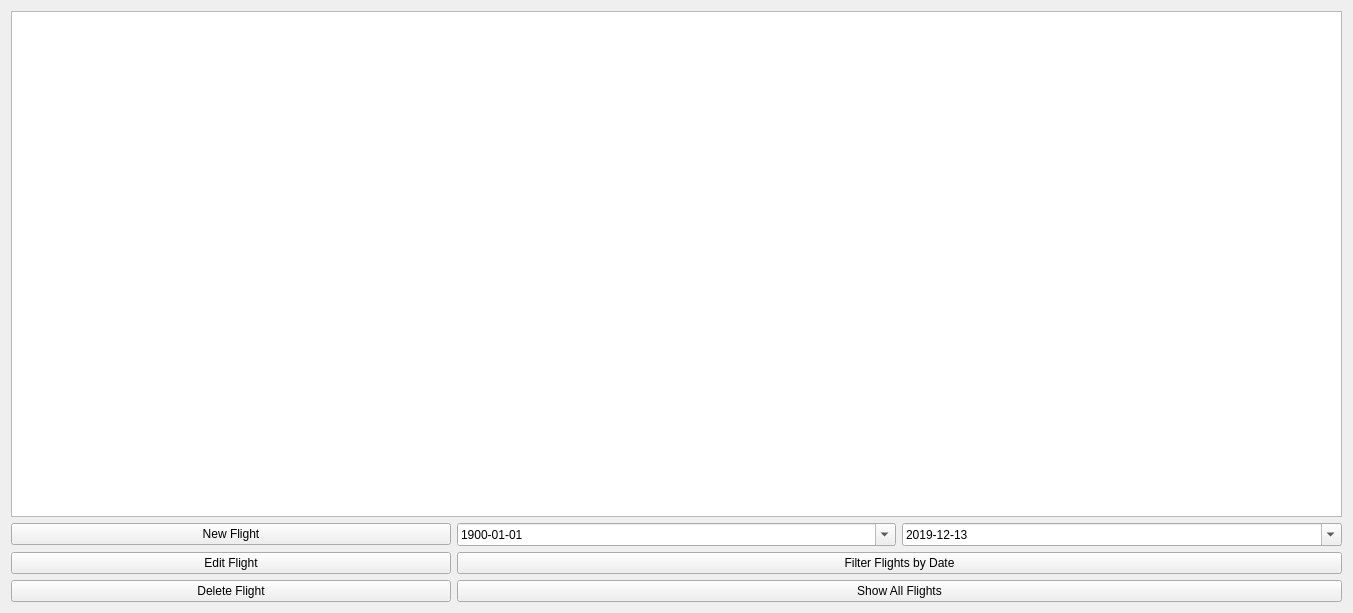
The window that src/gui/widgets/logbookwidget.ui (fiffty-50/openPilotLog) describes before a commit, drawn with Qt 5.
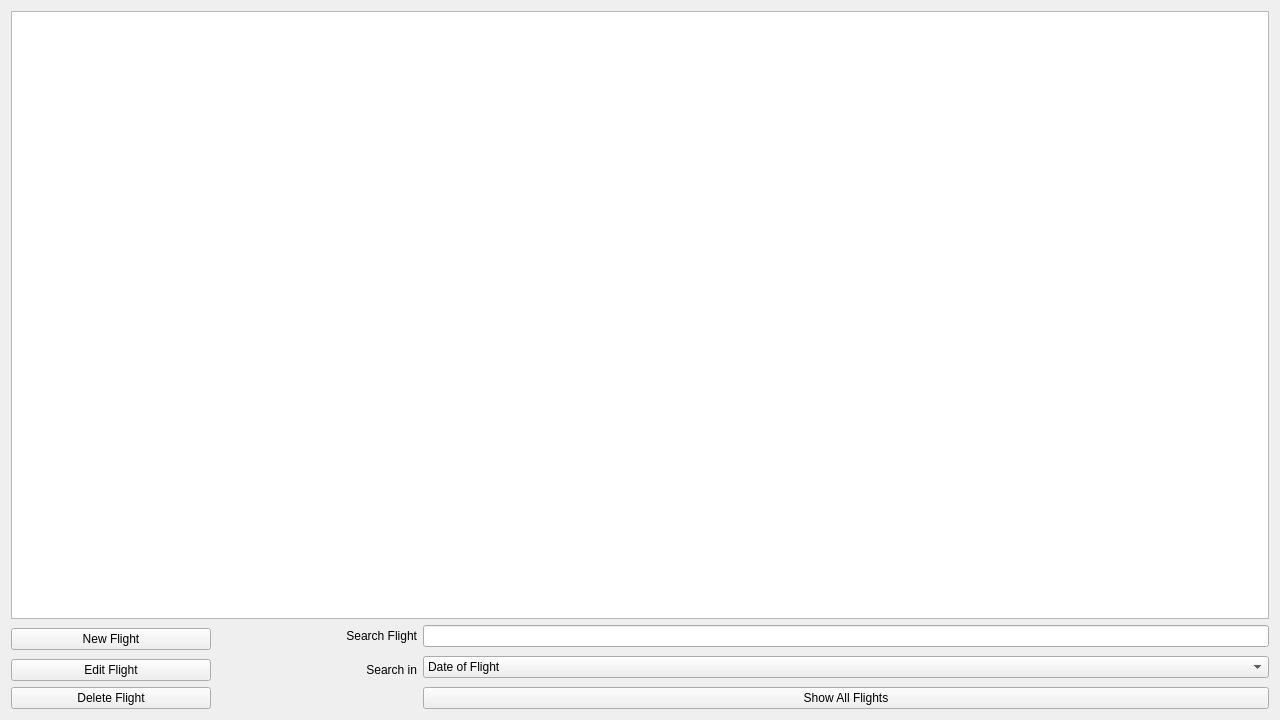
The same window after the commit.

Commit message:
Started Refactoring of Logbookwidget
changed UI of LogbookWidget, added more powerful filter options (yet to be implemented) and streamlined setup and use of model and view.

```diff
--- a/src/gui/widgets/logbookwidget.ui
+++ b/src/gui/widgets/logbookwidget.ui
@@ -6,95 +6,14 @@
    <rect>
     <x>0</x>
     <y>0</y>
-    <width>1353</width>
-    <height>613</height>
+    <width>1280</width>
+    <height>720</height>
    </rect>
   </property>
   <property name="windowTitle">
    <string>Form</string>
   </property>
   <layout class="QGridLayout" name="gridLayout">
-   <item row="2" column="0">
-    <widget class="QPushButton" name="editFlightButton">
-     <property name="text">
-      <string>Edit Flight</string>
-     </property>
-    </widget>
-   </item>
-   <item row="3" column="0">
-    <widget class="QPushButton" name="deleteFlightPushButton">
-     <property name="text">
-      <string>Delete Flight</string>
-     </property>
-    </widget>
-   </item>
-   <item row="1" column="1">
-    <widget class="QDateEdit" name="filterDateEdit">
-     <property name="dateTime">
-      <datetime>
-       <hour>23</hour>
-       <minute>0</minute>
-       <second>0</second>
-       <year>1900</year>
-       <month>1</month>
-       <day>1</day>
-      </datetime>
-     </property>
-     <property name="displayFormat">
-      <string>yyyy-MM-dd</string>
-     </property>
-     <property name="calendarPopup">
-      <bool>true</bool>
-     </property>
-     <property name="timeSpec">
-      <enum>Qt::UTC</enum>
-     </property>
-     <property name="date">
-      <date>
-       <year>1900</year>
-       <month>1</month>
-       <day>1</day>
-      </date>
-     </property>
-    </widget>
-   </item>
-   <item row="1" column="2">
-    <widget class="QDateEdit" name="filterDateEdit_2">
-     <property name="dateTime">
-      <datetime>
-       <hour>23</hour>
-       <minute>0</minute>
-       <second>0</second>
-       <year>2019</year>
-       <month>12</month>
-       <day>13</day>
-      </datetime>
-     </property>
-     <property name="displayFormat">
-      <string>yyyy-MM-dd</string>
-     </property>
-     <property name="calendarPopup">
-      <bool>true</bool>
-     </property>
-     <property name="timeSpec">
-      <enum>Qt::UTC</enum>
-     </property>
-    </widget>
-   </item>
-   <item row="2" column="1" colspan="2">
-    <widget class="QPushButton" name="filterFlightsByDateButton">
-     <property name="text">
-      <string>Filter Flights by Date</string>
-     </property>
-    </widget>
-   </item>
-   <item row="1" column="0">
-    <widget class="QPushButton" name="newFlightButton">
-     <property name="text">
-      <string>New Flight</string>
-     </property>
-    </widget>
-   </item>
    <item row="0" column="0" colspan="3">
     <widget class="QTableView" name="tableView">
      <property name="font">
@@ -113,7 +32,130 @@
      </property>
     </widget>
    </item>
-   <item row="3" column="1" colspan="2">
+   <item row="1" column="0" rowspan="2">
+    <widget class="QPushButton" name="newFlightButton">
+     <property name="minimumSize">
+      <size>
+       <width>200</width>
+       <height>0</height>
+      </size>
+     </property>
+     <property name="text">
+      <string>New Flight</string>
+     </property>
+    </widget>
+   </item>
+   <item row="1" column="1">
+    <widget class="QLabel" name="flightSearchLabel">
+     <property name="minimumSize">
+      <size>
+       <width>200</width>
+       <height>0</height>
+      </size>
+     </property>
+     <property name="text">
+      <string>Search Flight</string>
+     </property>
+     <property name="alignment">
+      <set>Qt::AlignRight|Qt::AlignTrailing|Qt::AlignVCenter</set>
+     </property>
+    </widget>
+   </item>
+   <item row="1" column="2">
+    <widget class="QLineEdit" name="flightSearchLlineEdit">
+     <property name="whatsThis">
+      <string>&lt;html&gt;&lt;head/&gt;&lt;body&gt;&lt;p&gt;Enter the searchterm you want to filter your flights by.&lt;/p&gt;&lt;p&gt;For dates, make sure to use the format YYYY-MM-DD&lt;/p&gt;&lt;/body&gt;&lt;/html&gt;</string>
+     </property>
+    </widget>
+   </item>
+   <item row="2" column="2" rowspan="2">
+    <widget class="QComboBox" name="flightSearchComboBox">
+     <item>
+      <property name="text">
+       <string>Date of Flight</string>
+      </property>
+     </item>
+     <item>
+      <property name="text">
+       <string>Departure Airport</string>
+      </property>
+     </item>
+     <item>
+      <property name="text">
+       <string>Destination Airport</string>
+      </property>
+     </item>
+     <item>
+      <property name="text">
+       <string>Aircraft Registration</string>
+      </property>
+     </item>
+     <item>
+      <property name="text">
+       <string>Pilot Name</string>
+      </property>
+     </item>
+    </widget>
+   </item>
+   <item row="3" column="0">
+    <widget class="QPushButton" name="editFlightButton">
+     <property name="minimumSize">
+      <size>
+       <width>200</width>
+       <height>0</height>
+      </size>
+     </property>
+     <property name="text">
+      <string>Edit Flight</string>
+     </property>
+    </widget>
+   </item>
+   <item row="3" column="1">
+    <widget class="QLabel" name="flightSearchInLabel">
+     <property name="minimumSize">
+      <size>
+       <width>200</width>
+       <height>0</height>
+      </size>
+     </property>
+     <property name="text">
+      <string>Search in</string>
+     </property>
+     <property name="alignment">
+      <set>Qt::AlignRight|Qt::AlignTrailing|Qt::AlignVCenter</set>
+     </property>
+    </widget>
+   </item>
+   <item row="4" column="0">
+    <widget class="QPushButton" name="deleteFlightPushButton">
+     <property name="minimumSize">
+      <size>
+       <width>200</width>
+       <height>0</height>
+      </size>
+     </property>
+     <property name="text">
+      <string>Delete Flight</string>
+     </property>
+    </widget>
+   </item>
+   <item row="4" column="1">
+    <widget class="QLabel" name="spacerLabel">
+     <property name="minimumSize">
+      <size>
+       <width>200</width>
+       <height>0</height>
+      </size>
+     </property>
+     <property name="text">
+      <string/>
+     </property>
+     <property name="alignment">
+      <set>Qt::AlignRight|Qt::AlignTrailing|Qt::AlignVCenter</set>
+     </property>
+    </widget>
+   </item>
+   <item row="4" column="2">
     <widget class="QPushButton" name="showAllButton">
      <property name="text">
       <string>Show All Flights</string>
```
The commit also changes 6 other files.
